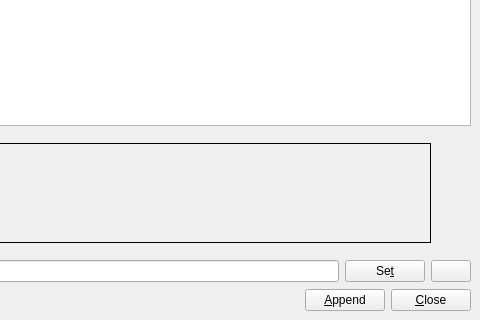
Above: scribus/plugins/fontpreview/fontpreview.ui from scribusproject/scribus before the change; both pictures show x 219 to 699 and y 170 to 490 of the 699 by 490 pixel window. Below: the same form after it.
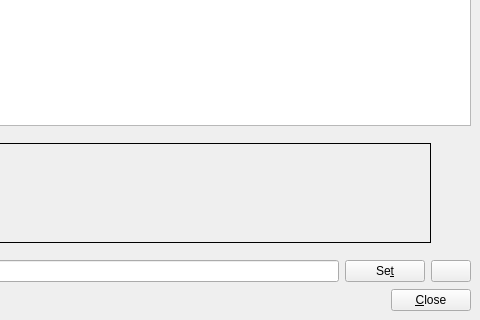
That is the form after the change.

Commit message: fix #6110 : unnecessary "Append" button in font preview

The edit to the form file:
```diff
--- a/scribus/plugins/fontpreview/fontpreview.ui
+++ b/scribus/plugins/fontpreview/fontpreview.ui
@@ -203,16 +203,6 @@
        </property>
       </spacer>
      </item>
-     <item>
-      <widget class="QPushButton" name="okButton" >
-       <property name="text" >
-        <string>&amp;Append</string>
-       </property>
-       <property name="shortcut" >
-        <string>Alt+A</string>
-       </property>
-      </widget>
-     </item>
      <item>
       <widget class="QPushButton" name="cancelButton" >
        <property name="text" >
```
The commit also changes 2 other files.
